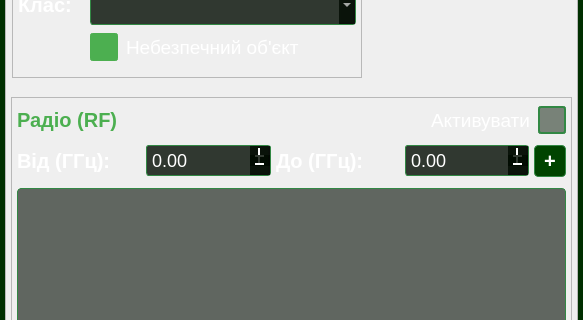
Above: app/ui/object_editor_dialog.ui from VadymKotsiuba1808/SDR_Pi before the change; both pictures show x 0 to 583 and y 98 to 418 of the 583 by 830 pixel window. Below: the same form after it.
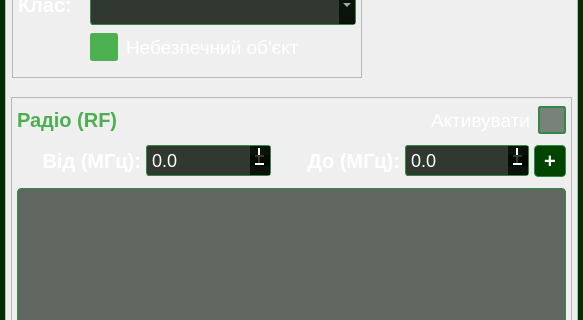
That is the form after the change.

Patch:
```diff
--- a/app/ui/object_editor_dialog.ui
+++ b/app/ui/object_editor_dialog.ui
@@ -385,7 +385,10 @@
             <item>
              <widget class="QLabel" name="lblFreqMin">
               <property name="text">
-               <string>Від (ГГц):</string>
+               <string>Від (МГц):</string>
+              </property>
+              <property name="alignment">
+               <set>Qt::AlignmentFlag::AlignRight|Qt::AlignmentFlag::AlignTrailing|Qt::AlignmentFlag::AlignVCenter</set>
               </property>
              </widget>
             </item>
@@ -397,15 +400,21 @@
               <property name="keyboardTracking">
                <bool>true</bool>
               </property>
+              <property name="decimals">
+               <number>1</number>
+              </property>
               <property name="maximum">
-               <double>6000.000000000000000</double>
+               <double>10000.000000000000000</double>
               </property>
              </widget>
             </item>
             <item>
              <widget class="QLabel" name="lblFreqMax">
               <property name="text">
-               <string>До (ГГц):</string>
+               <string>До (МГц):</string>
+              </property>
+              <property name="alignment">
+               <set>Qt::AlignmentFlag::AlignRight|Qt::AlignmentFlag::AlignTrailing|Qt::AlignmentFlag::AlignVCenter</set>
               </property>
              </widget>
             </item>
@@ -414,8 +423,11 @@
               <property name="buttonSymbols">
                <enum>QAbstractSpinBox::ButtonSymbols::PlusMinus</enum>
               </property>
+              <property name="decimals">
+               <number>1</number>
+              </property>
               <property name="maximum">
-               <double>6000.000000000000000</double>
+               <double>10000.000000000000000</double>
               </property>
              </widget>
             </item>
```
